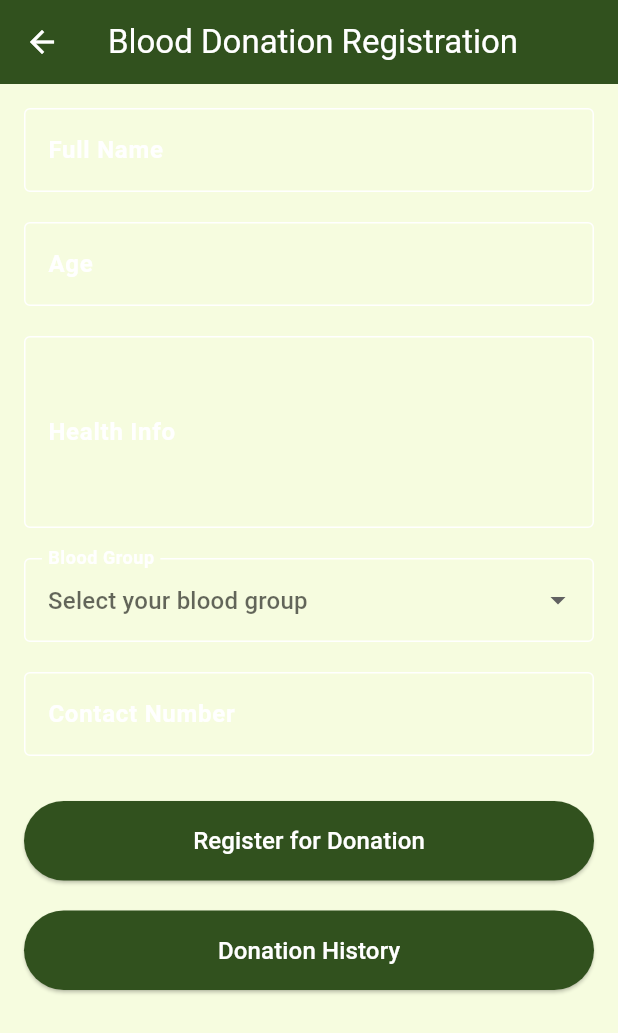
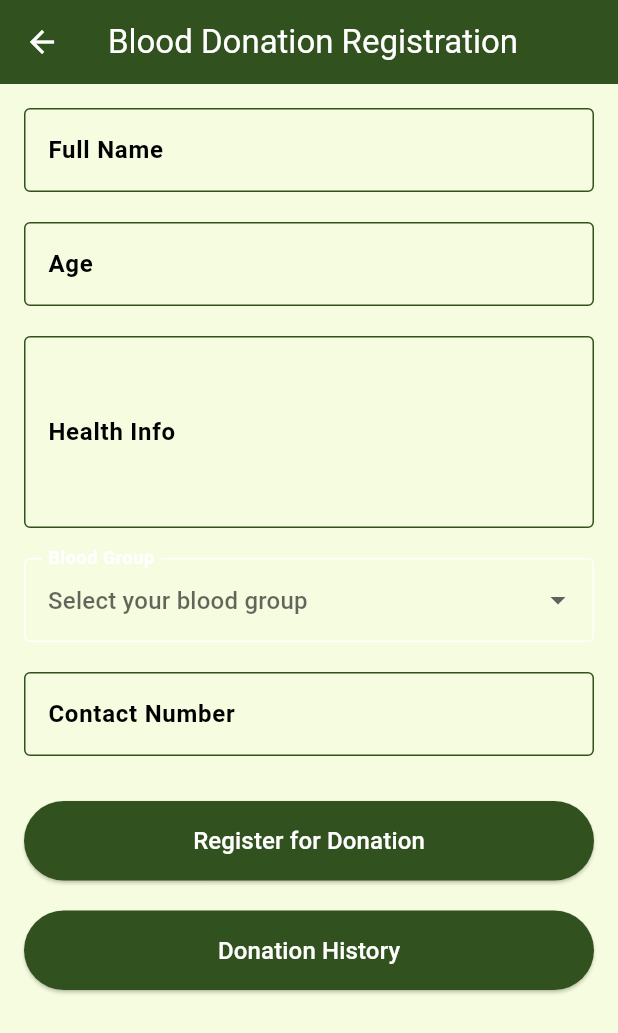
Before and after one commit to Muhammadsaqibsharif/kaar_e_kamal, a Flutter app: the BloodDonationRegistrationScreen screen opened by its route, on a phone screen of 412 x 824 dp. Shown: the top 1033 px of the screen. Run offline on Flutter 3.47's test engine with Material 3 defaults, Android fonts, the light colour scheme and no system bars; our stand-ins replace shared_preferences; accounts and stored records are empty.

Commit message:
update some color theme

```diff
--- a/lib/core/theme/app_theme.dart
+++ b/lib/core/theme/app_theme.dart
@@ -13,9 +13,9 @@ class AppTheme {
       buttonColor: Color(0xFF859F3D), // Olive Green
     ),
     textTheme: TextTheme(
-      bodyLarge: TextStyle(color: Colors.white), // White Text
-      bodyMedium: TextStyle(color: Colors.white), // White Text
-      bodySmall: TextStyle(color: Colors.white), // White Text (if needed)
+      bodyLarge: TextStyle(color: Colors.black), // White Text
+      bodyMedium: TextStyle(color: Colors.black), // White Text
+      bodySmall: TextStyle(color: Colors.black), // White Text (if needed)
     ),
   );
 
--- a/lib/widgets/common/custom_input_field.dart
+++ b/lib/widgets/common/custom_input_field.dart
@@ -21,31 +21,47 @@ class CustomInputField extends StatelessWidget {
 
   @override
   Widget build(BuildContext context) {
+    // Get the current theme
+    final theme = Theme.of(context);
+    final isDarkTheme = theme.brightness == Brightness.dark;
+
     return TextFormField(
       controller: controller, // Use the controller
       decoration: InputDecoration(
         labelText: label,
         hintText: hint,
         labelStyle: TextStyle(
-          color: Colors.white, // White text for the label
+          color: isDarkTheme
+              ? Colors.white
+              : Colors.black, // Adjust label color based on theme
           fontWeight: FontWeight.bold,
         ),
         hintStyle: TextStyle(
-          color: Colors.white70, // Duller hint color (slightly transparent white)
+          color: isDarkTheme
+              ? Colors.white70
+              : Colors.black54, // Adjust hint color based on theme
         ),
         focusedBorder: OutlineInputBorder(
           borderSide: BorderSide(
-            color: Colors.white, // White border when focused
+            color: isDarkTheme
+                ? Colors.white
+                : theme
+                    .primaryColor, // Adjust focused border color based on theme
           ),
         ),
         border: OutlineInputBorder(
           borderSide: BorderSide(
-            color: Colors.white, // White border
+            color: isDarkTheme
+                ? Colors.white
+                : theme.primaryColor, // Adjust border color based on theme
           ),
         ),
         enabledBorder: OutlineInputBorder(
           borderSide: BorderSide(
-            color: Colors.white, // White border when enabled
+            color: isDarkTheme
+                ? Colors.white
+                : theme
+                    .primaryColor, // Adjust enabled border color based on theme
           ),
         ),
       ),
@@ -54,7 +70,9 @@ class CustomInputField extends StatelessWidget {
       validator: validator,
       onSaved: onSaved,
       style: TextStyle(
-        color: Colors.white, // White text for the input field
+        color: isDarkTheme
+            ? Colors.white
+            : Colors.black, // Adjust text color based on theme
       ),
     );
   }
```
